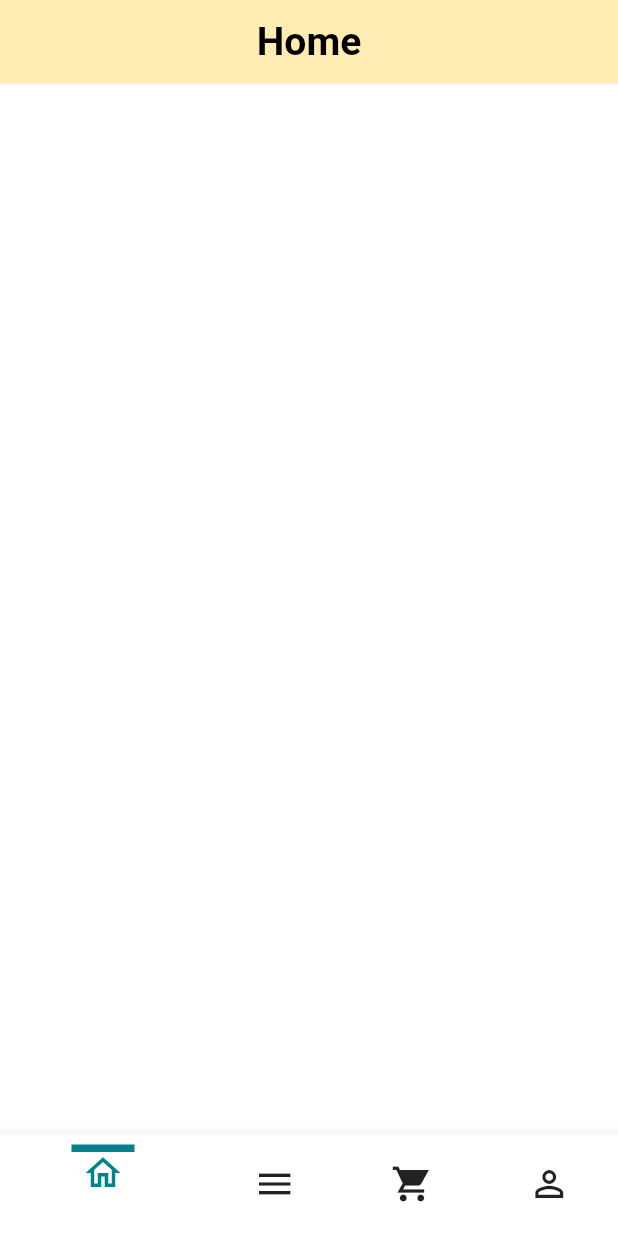
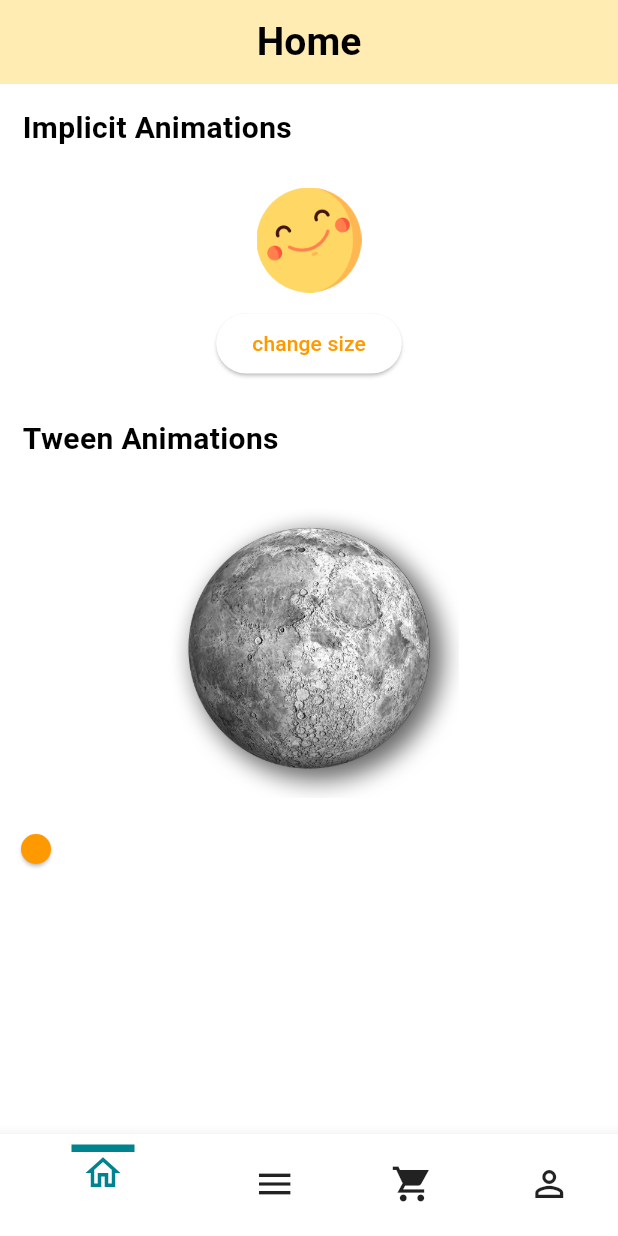
Before and after one commit to CaoThang7/flutter-animation, a Flutter app: the screen it shows after launch, on a phone screen of 412 x 824 dp. Run offline on Flutter 3.47's test engine with Material 2 defaults, Android fonts, the phone set to English and light mode, and no system bars.

Commit message:
implicit animation, tween animation

```diff
--- a/lib/screens/home/home_screen.dart
+++ b/lib/screens/home/home_screen.dart
@@ -1,5 +1,8 @@
 import 'package:flutter/material.dart';
 import 'package:flutter_animation/screens/home/widgets/app_bars.dart';
+import 'package:flutter_animation/screens/home/widgets/implicit_animation.dart';
+import 'package:flutter_animation/widgets/text_header.dart';
+import 'package:flutter_animation/screens/home/widgets/tween_animation.dart';
 
 class HomeScreen extends StatefulWidget {
   const HomeScreen({Key? key}) : super(key: key);
@@ -13,6 +16,18 @@ class _HomeScreenState extends State<HomeScreen> {
   Widget build(BuildContext context) {
     return Scaffold(
       appBar: AppBarHome(context),
+      body: SingleChildScrollView(
+        child: Column(
+          crossAxisAlignment: CrossAxisAlignment.start,
+          children: [
+            TextHeader(text: "Implicit Animations"),
+            ImplicitAnimations(),
+            SizedBox(height: 10),
+            TextHeader(text: "Tween Animations"),
+            TweenAnimation(),
+          ],
+        ),
+      ),
     );
   }
 }
--- /dev/null
+++ b/lib/screens/home/widgets/implicit_animation.dart
@@ -0,0 +1,44 @@
+import 'package:flutter/material.dart';
+import 'package:flutter_animation/widgets/sincurve.dart';
+
+class ImplicitAnimations extends StatefulWidget {
+  const ImplicitAnimations({Key? key}) : super(key: key);
+
+  @override
+  State<ImplicitAnimations> createState() => _ImplicitAnimationsState();
+}
+
+class _ImplicitAnimationsState extends State<ImplicitAnimations> {
+  bool _bigger = false;
+  SineCurve sineCurve = SineCurve();
+  @override
+  Widget build(BuildContext context) {
+    return Container(
+      padding: EdgeInsets.only(top: 10),
+      alignment: Alignment.center,
+      child: Column(
+        crossAxisAlignment: CrossAxisAlignment.center,
+        children: [
+          AnimatedContainer(
+            width: _bigger == true ? 150 : 70,
+            duration: Duration(seconds: 1), // time animation change
+            curve: sineCurve, //curve(đường cong) animation
+            //you can choose or custom for your cuve
+            child: Image.asset('assets/images/happy.png'),
+          ),
+          SizedBox(
+            height: 10,
+          ),
+          ElevatedButton(
+            onPressed: () {
+              setState(() {
+                _bigger = !_bigger; // setState value _bigger
+              });
+            },
+            child: Text("change size"),
+          )
+        ],
+      ),
+    );
+  }
+}
--- /dev/null
+++ b/lib/screens/home/widgets/tween_animation.dart
@@ -0,0 +1,54 @@
+import 'package:flutter/material.dart';
+
+class TweenAnimation extends StatefulWidget {
+  const TweenAnimation({Key? key}) : super(key: key);
+
+  @override
+  State<TweenAnimation> createState() => _TweenAnimationState();
+}
+
+class _TweenAnimationState extends State<TweenAnimation> {
+  double _sliderValue = 0;
+  Color? _newColor = Colors.white;
+  @override
+  Widget build(BuildContext context) {
+    return Container(
+      padding: EdgeInsets.only(top: 10),
+      alignment: Alignment.center,
+      child: Column(
+        crossAxisAlignment: CrossAxisAlignment.center,
+        children: <Widget>[
+          TweenAnimationBuilder<Color?>(
+            child: Image.asset(
+              'assets/images/moon.jpg',
+              height: 200,
+              width: 200,
+            ),
+            duration: Duration(seconds: 1), // time animation change
+            tween: ColorTween(begin: Colors.white, end: _newColor),
+            builder: (_, Color? color, Widget? myChild) {
+              return ColorFiltered(
+                  colorFilter: ColorFilter.mode(color!, BlendMode.modulate),
+                  child: myChild);
+            },
+          ),
+          SizedBox(
+            height: 10,
+          ),
+          Slider.adaptive(
+            value: _sliderValue,
+            onChanged: (double value) {
+              setState(() {
+                _sliderValue = value;
+                _newColor = Color.lerp(Colors.white, Colors.red, _sliderValue);
+              });
+            },
+          ),
+          SizedBox(
+            height: 10,
+          ),
+        ],
+      ),
+    );
+  }
+}
--- /dev/null
+++ b/lib/widgets/sincurve.dart
@@ -0,0 +1,14 @@
+import 'package:flutter/material.dart';
+import 'dart:math';
+
+class SineCurve extends Curve {
+  final double count;
+  SineCurve({this.count = 1});
+
+  @override
+  double transformInternal(double t) {
+    // TODO: implement transformInternal
+    var val = sin(count * 2 * pi * t) * 0.5 + 0.5; //custom Curve with sin
+    return val;
+  }
+}
--- /dev/null
+++ b/lib/widgets/text_header.dart
@@ -0,0 +1,23 @@
+import 'package:flutter/material.dart';
+
+class TextHeader extends StatelessWidget {
+  final String text;
+  const TextHeader({
+    Key? key,
+    required this.text,
+  }) : super(key: key);
+
+  @override
+  Widget build(BuildContext context) {
+    return Padding(
+      padding: const EdgeInsets.all(15),
+      child: Text(
+        text,
+        style: TextStyle(
+          fontWeight: FontWeight.bold,
+          fontSize: 20
+        )
+      ),
+    );
+  }
+}
```
Also changed, not shown: assets/images/moon.jpg (added).
